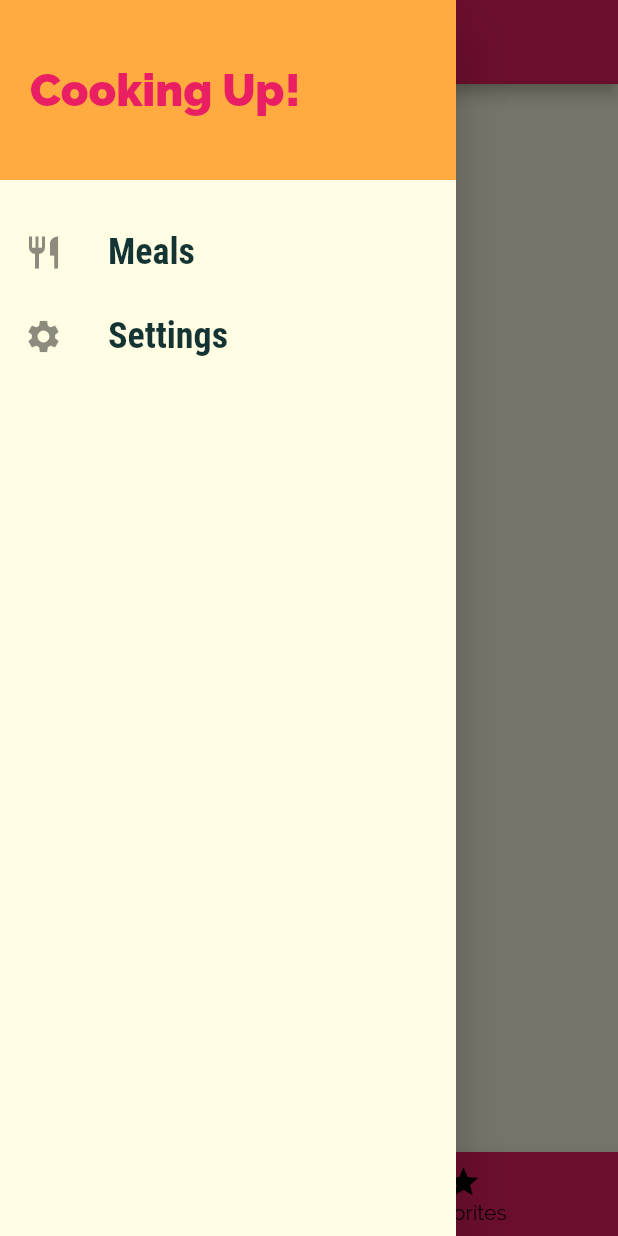
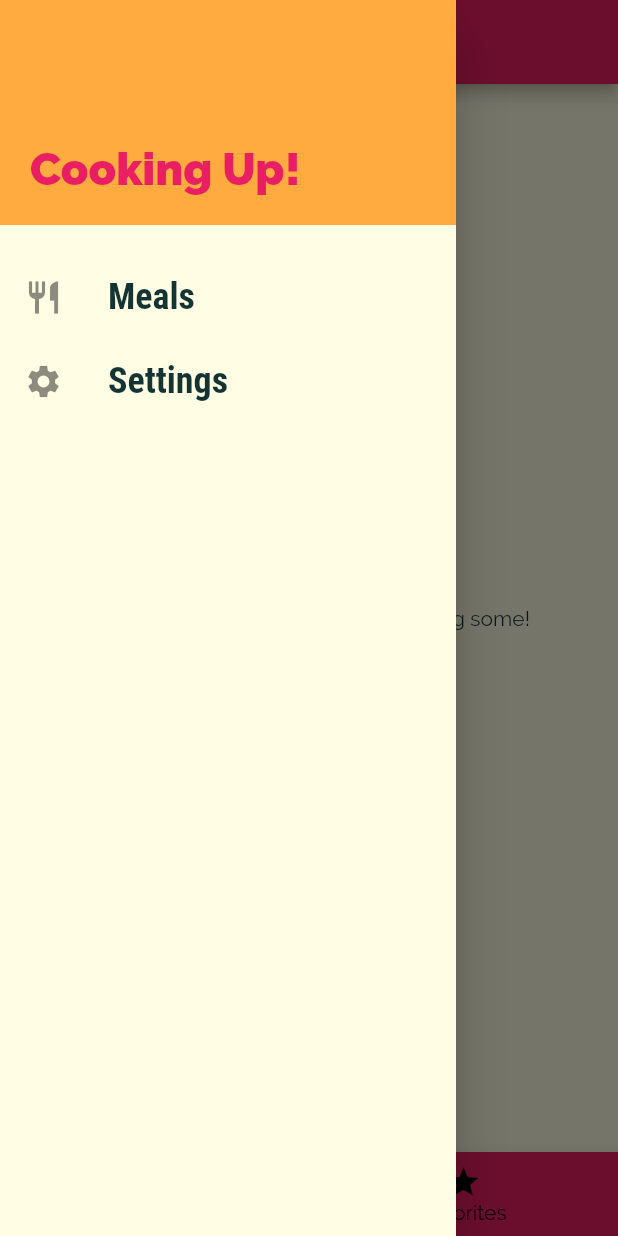
Before and after one commit to khakestari/meals_app, a Flutter app: the screen it shows after launch, item 2 of the bottom bar chosen, with the side drawer open, on a phone screen of 412 x 824 dp. Run offline on Flutter 3.47's test engine with Material 2 defaults, Android fonts, the phone set to English and light mode, and no system bars.

Commit message:
finished for now (favorite page has a problem)

```diff
--- a/lib/main.dart
+++ b/lib/main.dart
@@ -1,5 +1,3 @@
-import 'dart:async';
-
 import 'package:flutter/material.dart';
 
 import './dummy_data.dart';
@@ -27,6 +25,8 @@ class _MyAppState extends State<MyApp> {
 
 
   List<Meal> _filteredMeals = DUMMY_MEALS;
+  List<Meal> _favoritedMeals = [];
+
 
   void _setFilters(Map<String, bool> filterData) {
     setState(() {
@@ -48,8 +48,25 @@ class _MyAppState extends State<MyApp> {
       }).toList();
       // print(_filteredMeals);
     });
+
   }
 
+  void _toggleFavorites(String mealId) {
+    final existingIndex =
+        _favoritedMeals.indexWhere((meal) => meal.id == mealId);
+    if (existingIndex >= 0) {
+      setState(() {
+        _favoritedMeals.removeAt(existingIndex);
+      });
+    }
+    setState(() {
+      _favoritedMeals.add(DUMMY_MEALS.firstWhere((meal) => meal.id == mealId));
+    });
+  }
+
+  bool _isMealFavorite(String id) {
+    return _favoritedMeals.any((meal) => meal.id == id);
+  }
   @override
   Widget build(BuildContext context) {
     return MaterialApp(
@@ -74,10 +91,11 @@ class _MyAppState extends State<MyApp> {
       // home: CategoriesScreen(),
       initialRoute: '/',
       routes: {
-        '/': (ctx) => const TebsScreen(), //home
+        '/': (ctx) => TebsScreen(_favoritedMeals), //home
         CategoryMealsScreen.routName: (ctx) =>
             CategoryMealsScreen(_filteredMeals),
-        MealDetailScreen.routName: (ctx) => MealDetailScreen(),
+        MealDetailScreen.routName: (ctx) =>
+            MealDetailScreen(_toggleFavorites, _isMealFavorite),
         FiltersScreen.routName: (ctx) => FiltersScreen(_filters, _setFilters),
       },
       // routs which is not write above here
--- a/lib/screens/category_meals_screeen.dart
+++ b/lib/screens/category_meals_screeen.dart
@@ -59,7 +59,7 @@ class _CategoryMealsScreenState extends State<CategoryMealsScreen> {
                 displayedMeals![index].duration,
                 displayedMeals![index].complexity,
                 displayedMeals![index].affordability,
-                _removeMeal
+
             );
           },
           itemCount: displayedMeals!.length,
--- a/lib/screens/favorites_screen.dart
+++ b/lib/screens/favorites_screen.dart
@@ -1,12 +1,33 @@
 import 'package:flutter/material.dart';
 
+import '../models/meal.dart';
+import '../widgets/meal_item.dart';
+
 class FavoritesScreen extends StatelessWidget {
-  const FavoritesScreen({super.key});
+
+  final List<Meal> favoriteMeals;
+  FavoritesScreen(this.favoriteMeals);
 
   @override
   Widget build(BuildContext context) {
-    return Center(
-      child: Text('data'),
+    if (favoriteMeals.isEmpty) {
+      return const Center(
+          child: Text('You have no favorites yet - start adding some!')
     );
+    } else {
+      return ListView.builder(
+        itemBuilder: (context, index) {
+          return MealItem(
+            favoriteMeals[index].title,
+            favoriteMeals[index].id,
+            favoriteMeals[index].imageUrl,
+            favoriteMeals[index].duration,
+            favoriteMeals[index].complexity,
+            favoriteMeals[index].affordability,
+          );
+        },
+        itemCount: favoriteMeals.length,
+      );
+    }
   }
 }
--- a/lib/screens/tabs_screen.dart
+++ b/lib/screens/tabs_screen.dart
@@ -4,20 +4,31 @@ import 'package:flutter/material.dart';
 import '../widgets/main_drawer.dart';
 import './favorites_screen.dart';
 import './categories_screen.dart';
+import '../models/meal.dart';
 
 class TebsScreen extends StatefulWidget {
-  const TebsScreen({super.key});
+
+  final List<Meal> favoriteMeals;
+  TebsScreen(this.favoriteMeals);
 
   @override
   State<TebsScreen> createState() => _TebsScreenState();
 }
 
 class _TebsScreenState extends State<TebsScreen> {
-final List<Map<String, dynamic>> _pages = [
+  late List<Map<String, dynamic>> _pages;
+  int selectedPageIndex = 0;
+
+  @override
+  void initState() {
+    _pages = [
     {'title': 'Categories', 'page': CategoriesScreen()},
-    {'title': 'Your Favorites', 'page': FavoritesScreen()}
+      {'title': 'Your Favorites', 'page': FavoritesScreen(widget.favoriteMeals)}
   ];
-  int selectedPageIndex = 0;
+
+    super.initState();
+  }
+
   void _selectPage(int index) {
     setState(() {
       selectedPageIndex = index;
--- a/lib/widgets/main_drawer.dart
+++ b/lib/widgets/main_drawer.dart
@@ -25,10 +25,10 @@ class MainDrawer extends StatelessWidget {
       child: Column(
         children: <Widget>[
           Container(
-            height: 120,
+            height: 150,
             width: double.infinity,
             padding: const EdgeInsets.all(20),
-            alignment: Alignment.centerLeft,
+            alignment: Alignment.bottomLeft,
             color: Colors.orangeAccent,
             child: Text(
               'Cooking Up!',
--- a/lib/widgets/meal_item.dart
+++ b/lib/widgets/meal_item.dart
@@ -10,10 +10,9 @@ class MealItem extends StatelessWidget {
   final int duration;
   final Complexity complexity;
   final Affordability affordability;
-  final Function removeItem;
 
   MealItem(this.title, this.id, this.imageUrl, this.duration, this.complexity,
-      this.affordability, this.removeItem);
+      this.affordability);
 
   String get complexityText {
     switch (complexity) {
@@ -40,7 +39,7 @@ class MealItem extends StatelessWidget {
   void selectMeal(BuildContext context) {
     Navigator.of(context)
         .pushNamed(MealDetailScreen.routName, arguments: id)
-        .then((result) => {(result != null) ? removeItem(result) : null});
+        .then((result) => {null});
   }
   @override
   Widget build(BuildContext context) {
```
Also changed, not shown: lib/screens/meal_detail_screen.dart (+7 -5 lines).
